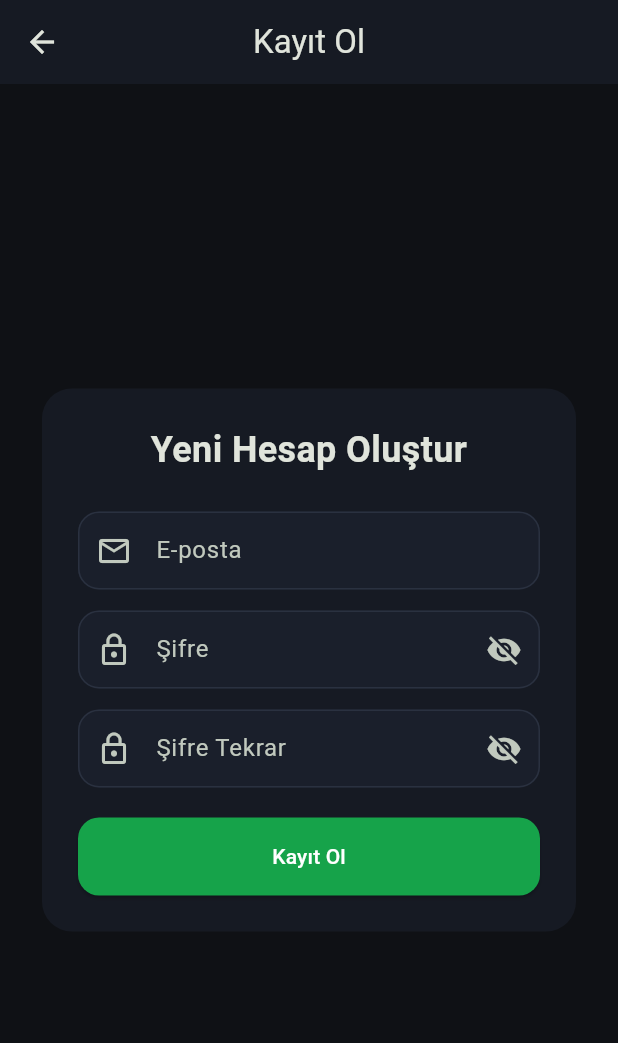
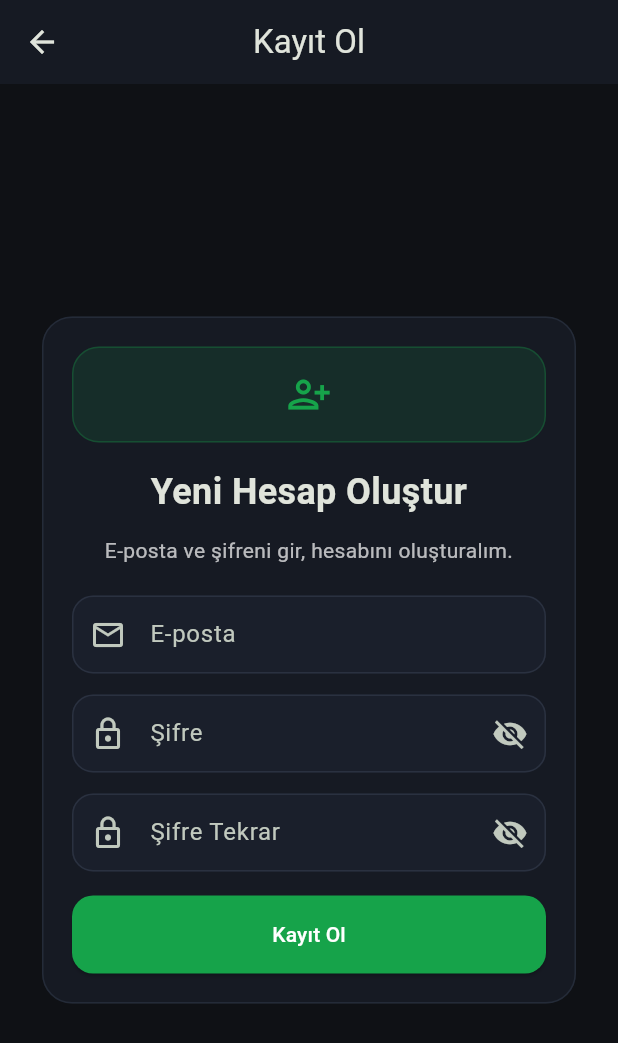
Before and after one commit to OnurErdil/bet_tracker_app, a Flutter app: the RegisterPage screen opened directly, on a phone screen of 412 x 824 dp. Shown: the top 1043 px of the screen. Run offline on Flutter 3.47's test engine with Material 3 defaults, Android fonts, the phone set to English and light mode, and no system bars; our stand-ins replace cloud_firestore, firebase_auth, firebase_core, fl_chart, google_sign_in; accounts and stored records are empty.

Commit message:
9.4.2026-1

```diff
--- a/lib/pages/auth/register_page.dart
+++ b/lib/pages/auth/register_page.dart
@@ -1,4 +1,5 @@
 import 'package:bet_tracker_app/services/auth_service.dart';
+import 'package:bet_tracker_app/theme/app_design_tokens.dart';
 import 'package:flutter/material.dart';
 
 class RegisterPage extends StatefulWidget {
@@ -84,15 +85,31 @@ class _RegisterPageState extends State<RegisterPage> {
           child: ConstrainedBox(
             constraints: const BoxConstraints(maxWidth: 430),
             child: Card(
-              color: const Color(0xFF161A23),
-              shape: RoundedRectangleBorder(
-                borderRadius: BorderRadius.circular(20),
-              ),
+              color: AppColors.surface,
+              elevation: 0,
+              shape: AppStyles.cardShape(radius: AppRadius.xl),
               child: Padding(
-                padding: const EdgeInsets.all(24),
+                padding: const EdgeInsets.all(AppSpacing.xl),
                 child: Column(
                   crossAxisAlignment: CrossAxisAlignment.stretch,
                   children: [
+                    Container(
+                      width: 64,
+                      height: 64,
+                      margin: const EdgeInsets.only(bottom: AppSpacing.lg),
+                      decoration: BoxDecoration(
+                        color: AppColors.primary.withOpacity(0.14),
+                        borderRadius: BorderRadius.circular(AppRadius.lg),
+                        border: Border.all(
+                          color: AppColors.primary.withOpacity(0.28),
+                        ),
+                      ),
+                      child: const Icon(
+                        Icons.person_add_alt_1_outlined,
+                        size: 30,
+                        color: AppColors.primary,
+                      ),
+                    ),
                     const Text(
                       'Yeni Hesap Oluştur',
                       style: TextStyle(
@@ -101,7 +118,16 @@ class _RegisterPageState extends State<RegisterPage> {
                       ),
                       textAlign: TextAlign.center,
                     ),
-                    const SizedBox(height: 24),
+                    const SizedBox(height: AppSpacing.sm),
+                    const Text(
+                      'E-posta ve şifreni gir, hesabını oluşturalım.',
+                      textAlign: TextAlign.center,
+                      style: TextStyle(
+                        color: AppColors.textSecondary,
+                        height: 1.4,
+                      ),
+                    ),
+                    const SizedBox(height: AppSpacing.xl),
                     TextField(
                       controller: _emailController,
                       keyboardType: TextInputType.emailAddress,
@@ -110,7 +136,7 @@ class _RegisterPageState extends State<RegisterPage> {
                         prefixIcon: Icon(Icons.email_outlined),
                       ),
                     ),
-                    const SizedBox(height: 14),
+                    const SizedBox(height: AppSpacing.md),
                     TextField(
                       controller: _passwordController,
                       obscureText: _obscurePassword,
@@ -131,7 +157,7 @@ class _RegisterPageState extends State<RegisterPage> {
                         ),
                       ),
                     ),
-                    const SizedBox(height: 14),
+                    const SizedBox(height: AppSpacing.md),
                     TextField(
                       controller: _confirmPasswordController,
                       obscureText: _obscureConfirmPassword,
@@ -141,8 +167,7 @@ class _RegisterPageState extends State<RegisterPage> {
                         suffixIcon: IconButton(
                           onPressed: () {
                             setState(() {
-                              _obscureConfirmPassword =
-                              !_obscureConfirmPassword;
+                              _obscureConfirmPassword = !_obscureConfirmPassword;
                             });
                           },
                           icon: Icon(
@@ -153,7 +178,7 @@ class _RegisterPageState extends State<RegisterPage> {
                         ),
                       ),
                     ),
-                    const SizedBox(height: 20),
+                    const SizedBox(height: AppSpacing.lg),
                     ElevatedButton(
                       onPressed: _isLoading ? null : _register,
                       child: _isLoading
```
Also changed, not shown: lib/pages/auth/forgot_password_page.dart (+29 -9 lines).
